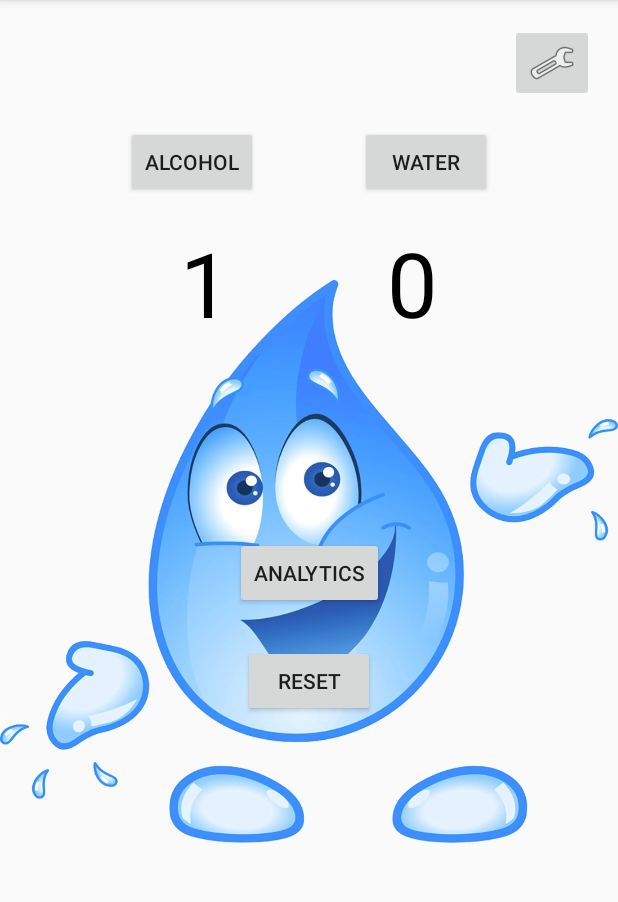
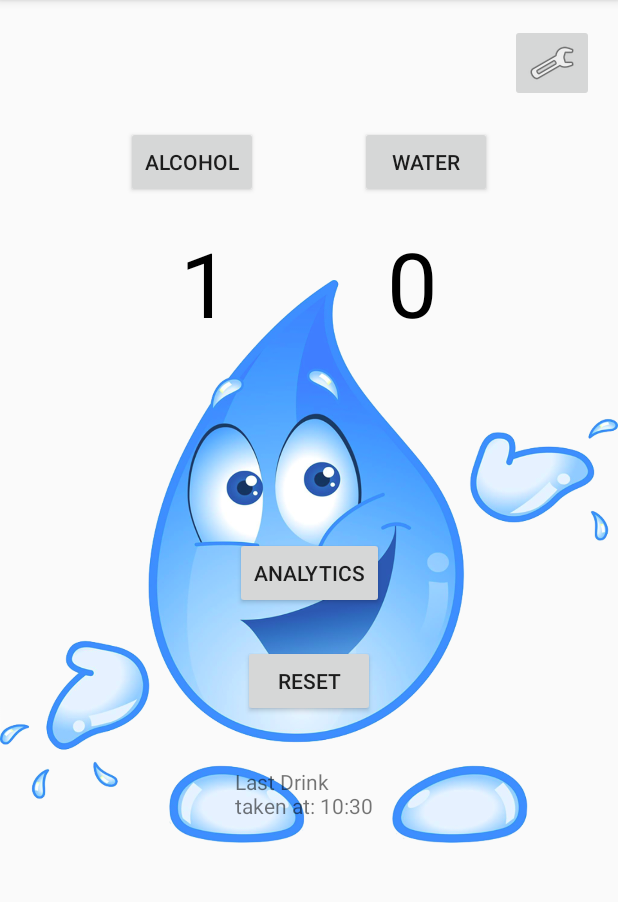
Before and after one commit to AndrewHess/Hacktech2019, an Android app: the MainActivity screen opened directly, with no data from a screen before it, after a tap on "ALCOHOL", on a phone screen of 412 x 824 dp, the part 84-986 px from its top. Run offline under Robolectric (Android 15) with nearby library versions, the phone set to English and light mode, and no system bars; 2 statements that could not run were skipped.

Commit message:
last Drink Feature added

```diff
--- a/app/src/main/java/com/example/hacktech2019/MainActivity.java
+++ b/app/src/main/java/com/example/hacktech2019/MainActivity.java
@@ -114,6 +114,8 @@ public class MainActivity extends AppCompatActivity {
     public void onAlcoholClick(View view) {
         checkForReset();
         timeLastDrink = getCurrentTime();
+        TextView last = (TextView) findViewById(R.id.lastDrink);
+        last.setText("Last Drink taken at: " + timeLastDrink);
 
         // Get the counter.
         alcAmount++;
@@ -241,6 +243,9 @@ public class MainActivity extends AppCompatActivity {
         editor.putInt("waterCount", waterAmount).commit();
         editor.apply();
 
+        TextView last = (TextView) findViewById(R.id.lastDrink);
+        last.setText("");
+
         updateScreen();
     }
 
--- a/app/src/main/res/layout/activity_main.xml
+++ b/app/src/main/res/layout/activity_main.xml
@@ -114,4 +114,15 @@
         app:layout_constraintStart_toStartOf="parent"
         app:layout_constraintTop_toTopOf="parent" />
 
+    <TextView
+        android:id="@+id/lastDrink"
+        android:layout_width="99dp"
+        android:layout_height="wrap_content"
+        android:layout_marginStart="16dp"
+        android:layout_marginTop="33dp"
+        android:layout_marginEnd="16dp"
+        app:layout_constraintEnd_toEndOf="parent"
+        app:layout_constraintStart_toStartOf="parent"
+        app:layout_constraintTop_toBottomOf="@+id/reset" />
+
 </android.support.constraint.ConstraintLayout>
```
